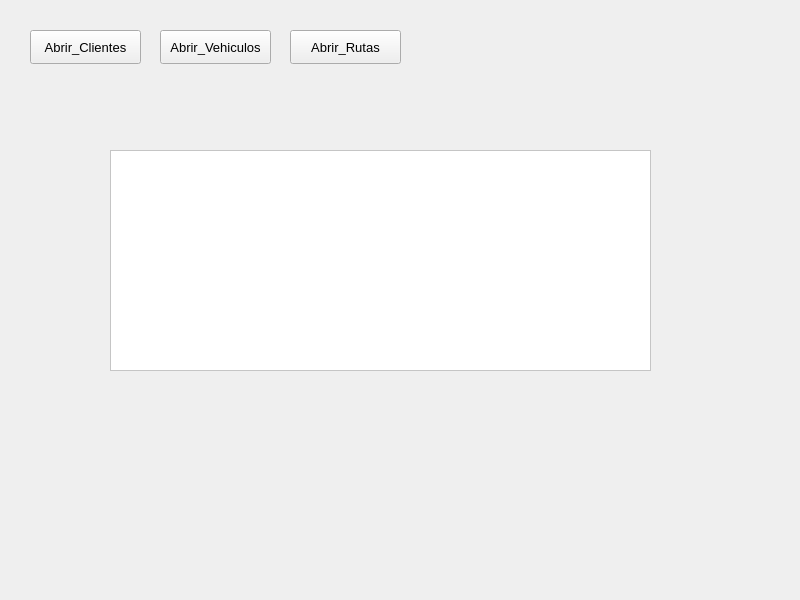
Old version of the form Rapidito/interfaz/Interfaz.ui in the repository Marco131-xel/Edd_Proyecto2.
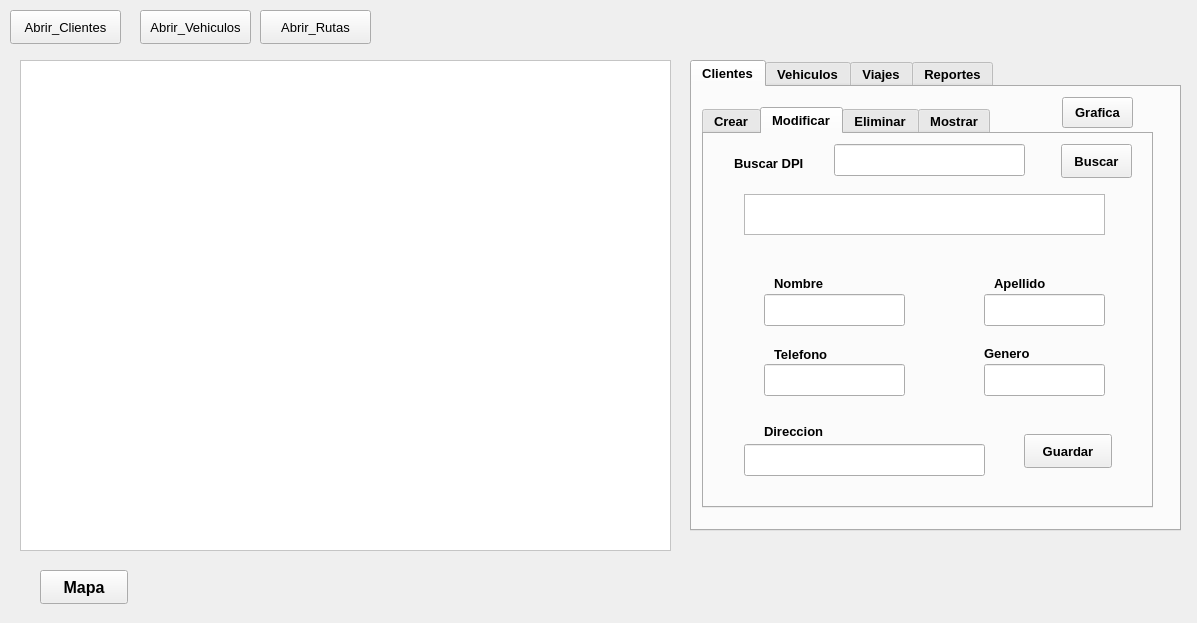
New version of the form. The open tabs and pages were chosen to show the change.

Commit message: interfaz cliente

```diff
--- a/Rapidito/interfaz/Interfaz.ui
+++ b/Rapidito/interfaz/Interfaz.ui
@@ -6,8 +6,8 @@
    <rect>
     <x>0</x>
     <y>0</y>
-    <width>800</width>
-    <height>600</height>
+    <width>1197</width>
+    <height>623</height>
    </rect>
   </property>
   <property name="font">
@@ -23,8 +23,8 @@
    <widget class="QPushButton" name="BT_abrir_clientes">
     <property name="geometry">
      <rect>
-      <x>30</x>
-      <y>30</y>
+      <x>10</x>
+      <y>10</y>
       <width>111</width>
       <height>34</height>
      </rect>
@@ -43,8 +43,8 @@
    <widget class="QPushButton" name="BT_abrir_vehiculos">
     <property name="geometry">
      <rect>
-      <x>160</x>
-      <y>30</y>
+      <x>140</x>
+      <y>10</y>
       <width>111</width>
       <height>34</height>
      </rect>
@@ -63,8 +63,8 @@
    <widget class="QPushButton" name="BT_abrir_rutas">
     <property name="geometry">
      <rect>
-      <x>290</x>
-      <y>30</y>
+      <x>260</x>
+      <y>10</y>
       <width>111</width>
       <height>34</height>
      </rect>
@@ -83,10 +83,10 @@
    <widget class="QTextEdit" name="text_area">
     <property name="geometry">
      <rect>
-      <x>110</x>
-      <y>150</y>
-      <width>541</width>
-      <height>221</height>
+      <x>20</x>
+      <y>60</y>
+      <width>651</width>
+      <height>491</height>
      </rect>
     </property>
     <property name="styleSheet">
@@ -94,6 +94,561 @@
 color: rgb(0, 0, 0);</string>
     </property>
    </widget>
+   <widget class="QTabWidget" name="tabWidget">
+    <property name="geometry">
+     <rect>
+      <x>690</x>
+      <y>60</y>
+      <width>491</width>
+      <height>471</height>
+     </rect>
+    </property>
+    <property name="font">
+     <font>
+      <pointsize>10</pointsize>
+      <bold>true</bold>
+     </font>
+    </property>
+    <property name="currentIndex">
+     <number>0</number>
+    </property>
+    <widget class="QWidget" name="tab_cliente">
+     <attribute name="title">
+      <string>Clientes</string>
+     </attribute>
+     <widget class="QTabWidget" name="tabWidget_2">
+      <property name="geometry">
+       <rect>
+        <x>10</x>
+        <y>20</y>
+        <width>451</width>
+        <height>401</height>
+       </rect>
+      </property>
+      <property name="currentIndex">
+       <number>3</number>
+      </property>
+      <widget class="QWidget" name="tab_crear">
+       <attribute name="title">
+        <string>Crear</string>
+       </attribute>
+       <widget class="QLineEdit" name="crear_GENERO">
+        <property name="geometry">
+         <rect>
+          <x>310</x>
+          <y>40</y>
+          <width>113</width>
+          <height>32</height>
+         </rect>
+        </property>
+       </widget>
+       <widget class="QLineEdit" name="crear_TELEFONO">
+        <property name="geometry">
+         <rect>
+          <x>310</x>
+          <y>100</y>
+          <width>113</width>
+          <height>32</height>
+         </rect>
+        </property>
+       </widget>
+       <widget class="QLineEdit" name="crear_DIRECCION">
+        <property name="geometry">
+         <rect>
+          <x>90</x>
+          <y>210</y>
+          <width>331</width>
+          <height>32</height>
+         </rect>
+        </property>
+       </widget>
+       <widget class="QLineEdit" name="crear_DPI">
+        <property name="geometry">
+         <rect>
+          <x>90</x>
+          <y>20</y>
+          <width>113</width>
+          <height>32</height>
+         </rect>
+        </property>
+       </widget>
+       <widget class="QLineEdit" name="crear_NOMBRE">
+        <property name="geometry">
+         <rect>
+          <x>90</x>
+          <y>80</y>
+          <width>131</width>
+          <height>32</height>
+         </rect>
+        </property>
+       </widget>
+       <widget class="QLineEdit" name="crear_APELLIDO">
+        <property name="geometry">
+         <rect>
+          <x>90</x>
+          <y>150</y>
+          <width>151</width>
+          <height>32</height>
+         </rect>
+        </property>
+       </widget>
+       <widget class="QPushButton" name="BT_crear_cliente">
+        <property name="geometry">
+         <rect>
+          <x>330</x>
+          <y>300</y>
+          <width>88</width>
+          <height>34</height>
+         </rect>
+        </property>
+        <property name="text">
+         <string>Crear</string>
+        </property>
+       </widget>
+       <widget class="QLabel" name="label_2">
+        <property name="geometry">
+         <rect>
+          <x>30</x>
+          <y>30</y>
+          <width>31</width>
+          <height>18</height>
+         </rect>
+        </property>
+        <property name="text">
+         <string>DPI</string>
+        </property>
+       </widget>
+       <widget class="QLabel" name="label_3">
+        <property name="geometry">
+         <rect>
+          <x>20</x>
+          <y>90</y>
+          <width>58</width>
+          <height>18</height>
+         </rect>
+        </property>
+        <property name="text">
+         <string>Nombre</string>
+        </property>
+       </widget>
+       <widget class="QLabel" name="label_4">
+        <property name="geometry">
+         <rect>
+          <x>20</x>
+          <y>150</y>
+          <width>58</width>
+          <height>18</height>
+         </rect>
+        </property>
+        <property name="text">
+         <string>Apellido</string>
+        </property>
+       </widget>
+       <widget class="QLabel" name="label_5">
+        <property name="geometry">
+         <rect>
+          <x>240</x>
+          <y>40</y>
+          <width>58</width>
+          <height>18</height>
+         </rect>
+        </property>
+        <property name="text">
+         <string>Genero</string>
+        </property>
+       </widget>
+       <widget class="QLabel" name="label_6">
+        <property name="geometry">
+         <rect>
+          <x>240</x>
+          <y>100</y>
+          <width>58</width>
+          <height>18</height>
+         </rect>
+        </property>
+        <property name="text">
+         <string>Telefono</string>
+        </property>
+       </widget>
+       <widget class="QLabel" name="label_7">
+        <property name="geometry">
+         <rect>
+          <x>20</x>
+          <y>220</y>
+          <width>58</width>
+          <height>18</height>
+         </rect>
+        </property>
+        <property name="text">
+         <string>Direccion</string>
+        </property>
+       </widget>
+       <widget class="QTextEdit" name="estado_crear">
+        <property name="geometry">
+         <rect>
+          <x>30</x>
+          <y>280</y>
+          <width>171</width>
+          <height>41</height>
+         </rect>
+        </property>
+       </widget>
+      </widget>
+      <widget class="QWidget" name="tab_modificar">
+       <attribute name="title">
+        <string>Modificar</string>
+       </attribute>
+       <widget class="QLineEdit" name="buscar_dpi_MOD">
+        <property name="geometry">
+         <rect>
+          <x>130</x>
+          <y>10</y>
+          <width>191</width>
+          <height>32</height>
+         </rect>
+        </property>
+       </widget>
+       <widget class="QLabel" name="label">
+        <property name="geometry">
+         <rect>
+          <x>30</x>
+          <y>20</y>
+          <width>81</width>
+          <height>18</height>
+         </rect>
+        </property>
+        <property name="text">
+         <string>Buscar DPI</string>
+        </property>
+       </widget>
+       <widget class="QTextEdit" name="estado_mod">
+        <property name="geometry">
+         <rect>
+          <x>40</x>
+          <y>60</y>
+          <width>361</width>
+          <height>41</height>
+         </rect>
+        </property>
+       </widget>
+       <widget class="QLineEdit" name="mod_NOMBRE">
+        <property name="geometry">
+         <rect>
+          <x>60</x>
+          <y>160</y>
+          <width>141</width>
+          <height>32</height>
+         </rect>
+        </property>
+       </widget>
+       <widget class="QLineEdit" name="mod_APELLIDO">
+        <property name="geometry">
+         <rect>
+          <x>280</x>
+          <y>160</y>
+          <width>121</width>
+          <height>32</height>
+         </rect>
+        </property>
+       </widget>
+       <widget class="QLineEdit" name="mod_TELEFONO">
+        <property name="geometry">
+         <rect>
+          <x>60</x>
+          <y>230</y>
+          <width>141</width>
+          <height>32</height>
+         </rect>
+        </property>
+       </widget>
+       <widget class="QLineEdit" name="mod_GENERO">
+        <property name="geometry">
+         <rect>
+          <x>280</x>
+          <y>230</y>
+          <width>121</width>
+          <height>32</height>
+         </rect>
+        </property>
+       </widget>
+       <widget class="QLineEdit" name="mod_DIRECCION">
+        <property name="geometry">
+         <rect>
+          <x>40</x>
+          <y>310</y>
+          <width>241</width>
+          <height>32</height>
+         </rect>
+        </property>
+       </widget>
+       <widget class="QPushButton" name="BT_guardar_mod">
+        <property name="geometry">
+         <rect>
+          <x>320</x>
+          <y>300</y>
+          <width>88</width>
+          <height>34</height>
+         </rect>
+        </property>
+        <property name="text">
+         <string>Guardar</string>
+        </property>
+       </widget>
+       <widget class="QLabel" name="label_8">
+        <property name="geometry">
+         <rect>
+          <x>70</x>
+          <y>140</y>
+          <width>58</width>
+          <height>18</height>
+         </rect>
+        </property>
+        <property name="text">
+         <string>Nombre</string>
+        </property>
+       </widget>
+       <widget class="QLabel" name="label_9">
+        <property name="geometry">
+         <rect>
+          <x>290</x>
+          <y>140</y>
+          <width>58</width>
+          <height>18</height>
+         </rect>
+        </property>
+        <property name="text">
+         <string>Apellido</string>
+        </property>
+       </widget>
+       <widget class="QLabel" name="label_10">
+        <property name="geometry">
+         <rect>
+          <x>70</x>
+          <y>210</y>
+          <width>58</width>
+          <height>20</height>
+         </rect>
+        </property>
+        <property name="text">
+         <string>Telefono</string>
+        </property>
+       </widget>
+       <widget class="QLabel" name="label_11">
+        <property name="geometry">
+         <rect>
+          <x>280</x>
+          <y>210</y>
+          <width>58</width>
+          <height>18</height>
+         </rect>
+        </property>
+        <property name="text">
+         <string>Genero</string>
+        </property>
+       </widget>
+       <widget class="QLabel" name="label_12">
+        <property name="geometry">
+         <rect>
+          <x>60</x>
+          <y>287</y>
+          <width>71</width>
+          <height>21</height>
+         </rect>
+        </property>
+        <property name="text">
+         <string>Direccion</string>
+        </property>
+       </widget>
+       <widget class="QPushButton" name="BT_buscar_mod">
+        <property name="geometry">
+         <rect>
+          <x>357</x>
+          <y>10</y>
+          <width>71</width>
+          <height>34</height>
+         </rect>
+        </property>
+        <property name="text">
+         <string>Buscar</string>
+        </property>
+       </widget>
+      </widget>
+      <widget class="QWidget" name="tab_eliminar">
+       <attribute name="title">
+        <string>Eliminar</string>
+       </attribute>
+       <widget class="QLabel" name="label_13">
+        <property name="geometry">
+         <rect>
+          <x>30</x>
+          <y>30</y>
+          <width>91</width>
+          <height>18</height>
+         </rect>
+        </property>
+        <property name="text">
+         <string>Buscar DPI</string>
+        </property>
+       </widget>
+       <widget class="QPushButton" name="BT_eliminar">
+        <property name="geometry">
+         <rect>
+          <x>320</x>
+          <y>300</y>
+          <width>88</width>
+          <height>34</height>
+         </rect>
+        </property>
+        <property name="text">
+         <string>Eliminar</string>
+        </property>
+       </widget>
+       <widget class="QLineEdit" name="buscar_dpi_ELI">
+        <property name="geometry">
+         <rect>
+          <x>130</x>
+          <y>30</y>
+          <width>201</width>
+          <height>32</height>
+         </rect>
+        </property>
+       </widget>
+       <widget class="QTextEdit" name="estado_eli">
+        <property name="geometry">
+         <rect>
+          <x>50</x>
+          <y>80</y>
+          <width>351</width>
+          <height>31</height>
+         </rect>
+        </property>
+       </widget>
+       <widget class="QTextEdit" name="contenido_eliminado">
+        <property name="geometry">
+         <rect>
+          <x>50</x>
+          <y>150</y>
+          <width>351</width>
+          <height>131</height>
+         </rect>
+        </property>
+       </widget>
+       <widget class="QPushButton" name="BT_buscar_eli">
+        <property name="geometry">
+         <rect>
+          <x>347</x>
+          <y>30</y>
+          <width>81</width>
+          <height>34</height>
+         </rect>
+        </property>
+        <property name="text">
+         <string>Buscar</string>
+        </property>
+       </widget>
+      </widget>
+      <widget class="QWidget" name="tab_mostrar">
+       <attribute name="title">
+        <string>Mostrar</string>
+       </attribute>
+       <widget class="QPushButton" name="BT_buscar_most">
+        <property name="geometry">
+         <rect>
+          <x>350</x>
+          <y>20</y>
+          <width>71</width>
+          <height>34</height>
+         </rect>
+        </property>
+        <property name="text">
+         <string>Buscar</string>
+        </property>
+       </widget>
+       <widget class="QLineEdit" name="buscar_dpi_MOST">
+        <property name="geometry">
+         <rect>
+          <x>140</x>
+          <y>20</y>
+          <width>191</width>
+          <height>32</height>
+         </rect>
+        </property>
+       </widget>
+       <widget class="QLabel" name="label_14">
+        <property name="geometry">
+         <rect>
+          <x>30</x>
+          <y>20</y>
+          <width>91</width>
+          <height>18</height>
+         </rect>
+        </property>
+        <property name="text">
+         <string>Buscar DPI</string>
+        </property>
+       </widget>
+       <widget class="QTextEdit" name="contenido_mostrar">
+        <property name="geometry">
+         <rect>
+          <x>40</x>
+          <y>100</y>
+          <width>351</width>
+          <height>171</height>
+         </rect>
+        </property>
+       </widget>
+      </widget>
+     </widget>
+     <widget class="QPushButton" name="BT_graficar">
+      <property name="geometry">
+       <rect>
+        <x>370</x>
+        <y>10</y>
+        <width>71</width>
+        <height>31</height>
+       </rect>
+      </property>
+      <property name="text">
+       <string>Grafica</string>
+      </property>
+     </widget>
+    </widget>
+    <widget class="QWidget" name="tab_vehiculos">
+     <attribute name="title">
+      <string>Vehiculos</string>
+     </attribute>
+    </widget>
+    <widget class="QWidget" name="tab_viajes">
+     <attribute name="title">
+      <string>Viajes</string>
+     </attribute>
+    </widget>
+    <widget class="QWidget" name="tab_reportes">
+     <attribute name="title">
+      <string>Reportes</string>
+     </attribute>
+    </widget>
+   </widget>
+   <widget class="QPushButton" name="BT_mapa">
+    <property name="geometry">
+     <rect>
+      <x>40</x>
+      <y>570</y>
+      <width>88</width>
+      <height>34</height>
+     </rect>
+    </property>
+    <property name="font">
+     <font>
+      <pointsize>12</pointsize>
+      <italic>false</italic>
+      <bold>true</bold>
+     </font>
+    </property>
+    <property name="text">
+     <string>Mapa</string>
+    </property>
+   </widget>
   </widget>
  </widget>
  <resources/>
```
The commit also changes 7 other files.
